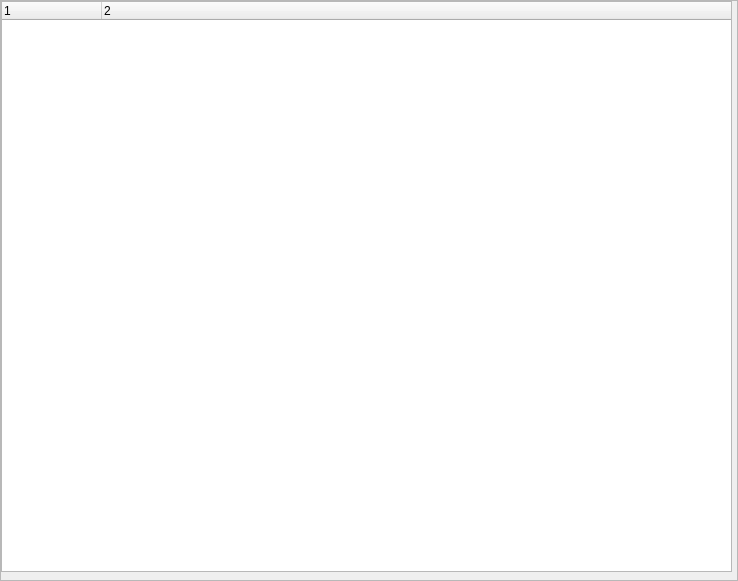
This is GEENIE/inspectorwidget.ui in SoftwareprojektGameEngine/GEENIE as Qt 5 draws it before an edit. The edited form follows.
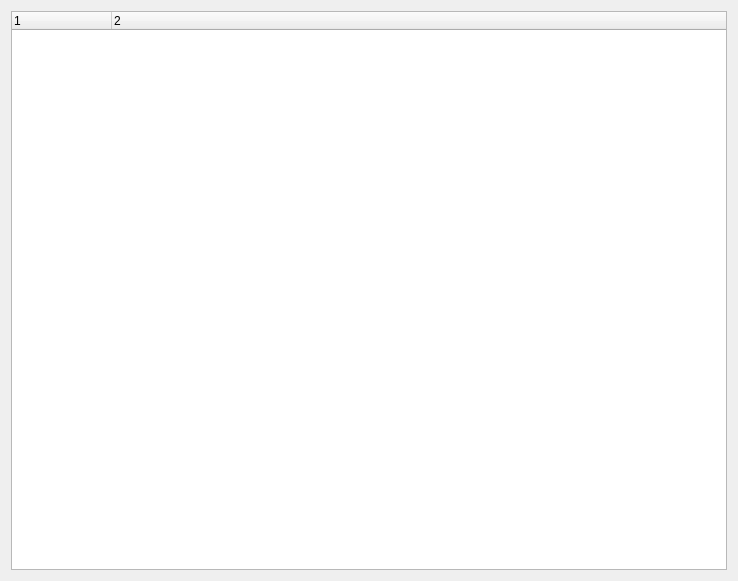
This is the edited form.

```diff
--- a/GEENIE/inspectorwidget.ui
+++ b/GEENIE/inspectorwidget.ui
@@ -20,44 +20,8 @@
    <string>Form</string>
   </property>
   <layout class="QVBoxLayout" name="verticalLayout">
-   <property name="spacing">
-    <number>0</number>
-   </property>
-   <property name="leftMargin">
-    <number>0</number>
-   </property>
-   <property name="topMargin">
-    <number>0</number>
-   </property>
-   <property name="rightMargin">
-    <number>0</number>
-   </property>
-   <property name="bottomMargin">
-    <number>0</number>
-   </property>
    <item>
-    <widget class="QScrollArea" name="scrollArea">
-     <property name="widgetResizable">
-      <bool>true</bool>
-     </property>
-     <widget class="QWidget" name="scrollAreaWidgetContents">
-      <property name="geometry">
-       <rect>
-        <x>0</x>
-        <y>0</y>
-        <width>736</width>
-        <height>579</height>
-       </rect>
-      </property>
       <widget class="QTreeWidget" name="treeWidget">
-       <property name="geometry">
-        <rect>
-         <x>0</x>
-         <y>0</y>
-         <width>731</width>
-         <height>571</height>
-        </rect>
-       </property>
        <property name="editTriggers">
         <set>QAbstractItemView::NoEditTriggers</set>
        </property>
@@ -80,8 +44,6 @@
          <string notr="true">2</string>
         </property>
        </column>
-      </widget>
-     </widget>
     </widget>
    </item>
   </layout>
```
Lines whose indentation alone changed are shown as unchanged.
